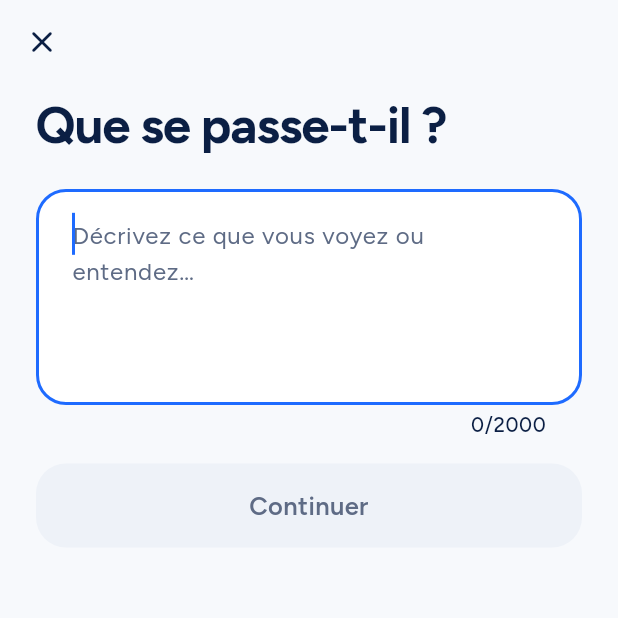
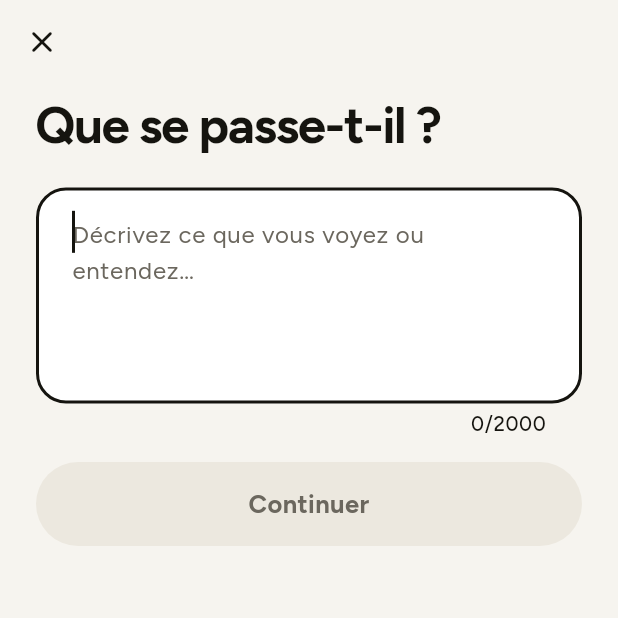
Before and after one commit to tanouch24/nalvium_app, a Flutter app: the screen it shows after launch, after a tap on "Décrire", on a phone screen of 412 x 824 dp, the top half of it. Run offline on Flutter 3.47's test engine with Material 3 defaults, Android fonts, the phone set to English and light mode, and no system bars; our stand-ins replace camera, flutter_riverpod, go_router, image_picker, shared_preferences, video_player.

Commit message:
Design premium : encre, blanc cassé, cuivre ; navigation à 3 onglets + Scanner
- Nouveaux tokens (fond #F6F4EF, encre #15140F, accent cuivre), titres plus
  affirmés, boutons en pilule, logotype « nalvium ».
- Navigation : Accueil · Ma maison · Historique, bouton Scanner noir à droite.
- L'ancien onglet Dépannage devient « Besoin d'un artisan ? » dans l'Historique.

Co-Authored-By: Claude Opus 5.5 <noreply@anthropic.com>

```diff
--- a/app/lib/core/router/app_router.dart
+++ b/app/lib/core/router/app_router.dart
@@ -49,7 +49,7 @@ GoRouter buildRouter({
         ),
         StatefulShellBranch(
           routes: [
-            GoRoute(path: '/repair', builder: (_, _) => const RepairScreen()),
+            GoRoute(path: '/history', builder: (_, _) => const HistoryScreen()),
           ],
         ),
       ],
@@ -174,8 +174,8 @@ GoRouter buildRouter({
       pageBuilder: (_, state) => nalviumPage(state, RequestDetailScreen(requestId: state.pathParameters['id']!)),
     ),
     GoRoute(
-      path: '/history',
-      pageBuilder: (_, state) => nalviumPage(state, const HistoryScreen()),
+      path: '/repair',
+      pageBuilder: (_, state) => nalviumPage(state, const RepairScreen()),
     ),
     GoRoute(
       path: '/settings',
--- a/app/lib/core/theme/nalvium_colors.dart
+++ b/app/lib/core/theme/nalvium_colors.dart
@@ -1,32 +1,38 @@
 import 'package:flutter/material.dart';
 
-/// Tokens de couleur Nalvium. Bleu = action, marine = texte, rouge = danger réel uniquement.
+/// Tokens de couleur Nalvium (direction premium, octobre 2026).
+/// Blanc cassé + encre = calme et lisible ; cuivre = UNE seule couleur d'accent ; rouge = danger réel uniquement.
 abstract final class NalviumColors {
-  static const background = Color(0xFFF7F9FC);
+  static const background = Color(0xFFF6F4EF);
   static const surface = Color(0xFFFFFFFF);
-  static const surfaceSubtle = Color(0xFFEEF2F8);
+  static const surfaceSubtle = Color(0xFFECE8DF);
 
-  static const primary = Color(0xFF1E6BFF);
-  static const primaryPressed = Color(0xFF1657D6);
-  static const primarySoft = Color(0xFFE8F0FF);
+  /// Action principale : encre (boutons pleins, bouton Scanner).
+  static const primary = Color(0xFF15140F);
+  static const primaryPressed = Color(0xFF34322B);
+  static const primarySoft = Color(0xFFECE8DF);
 
-  /// Texte bleu sur fond doux (contraste ≥ 4.5:1).
-  static const primaryText = Color(0xFF1553CC);
+  /// Texte d'action sur fond clair ou doux (liens, « Continuer ») : cuivre foncé (contraste ≥ 4.5:1).
+  static const primaryText = Color(0xFF9A3F14);
 
-  static const textPrimary = Color(0xFF0B1F44);
-  static const textSecondary = Color(0xFF4F5E78);
-  static const textMuted = Color(0xFF5E6B85);
-  static const borderSubtle = Color(0xFFE3E9F2);
+  /// Accent cuivre : un geste fort par écran au plus. Texte blanc lisible dessus (≥ 4.5:1).
+  static const accent = Color(0xFFB0561F);
+  static const accentSoft = Color(0xFFFBE9DF);
 
-  static const success = Color(0xFF0F7048);
-  static const successSoft = Color(0xFFE6F5EE);
-  static const warning = Color(0xFF8F5200);
-  static const warningSoft = Color(0xFFFFF1DB);
-  static const danger = Color(0xFFD6342C);
+  static const textPrimary = Color(0xFF15140F);
+  static const textSecondary = Color(0xFF5B574E);
+  static const textMuted = Color(0xFF6B675E);
+  static const borderSubtle = Color(0xFFE4DFD4);
+
+  static const success = Color(0xFF2F6B3A);
+  static const successSoft = Color(0xFFE3EFE3);
+  static const warning = Color(0xFF8A5A00);
+  static const warningSoft = Color(0xFFF6EED8);
+  static const danger = Color(0xFFC8372D);
 
   /// Texte rouge sur fonds clairs (contraste ≥ 4.5:1) ; `danger` reste pour les aplats/icônes.
-  static const dangerText = Color(0xFFB8261F);
-  static const dangerPressed = Color(0xFFB92A23);
-  static const dangerSoft = Color(0xFFFDECEA);
-  static const dangerBackground = Color(0xFFFFF7F6);
+  static const dangerText = Color(0xFFA82A21);
+  static const dangerPressed = Color(0xFFA82D24);
+  static const dangerSoft = Color(0xFFFBE8E5);
+  static const dangerBackground = Color(0xFFFDF5F3);
 }
--- a/app/lib/core/theme/nalvium_typography.dart
+++ b/app/lib/core/theme/nalvium_typography.dart
@@ -9,25 +9,25 @@ abstract final class NalviumText {
   static const display = TextStyle(
     fontFamily: family,
     fontSize: 34,
-    height: 1.12,
-    fontWeight: FontWeight.w700,
-    letterSpacing: -0.8,
+    height: 1.1,
+    fontWeight: FontWeight.w800,
+    letterSpacing: -1.0,
     color: NalviumColors.textPrimary,
   );
   static const titleLarge = TextStyle(
     fontFamily: family,
     fontSize: 27,
-    height: 1.2,
-    fontWeight: FontWeight.w700,
-    letterSpacing: -0.4,
+    height: 1.18,
+    fontWeight: FontWeight.w800,
+    letterSpacing: -0.6,
     color: NalviumColors.textPrimary,
   );
   static const title = TextStyle(
     fontFamily: family,
     fontSize: 20,
     height: 1.3,
-    fontWeight: FontWeight.w600,
-    letterSpacing: -0.1,
+    fontWeight: FontWeight.w700,
+    letterSpacing: -0.3,
     color: NalviumColors.textPrimary,
   );
   static const bodyLarge = TextStyle(
@@ -55,14 +55,15 @@ abstract final class NalviumText {
     fontFamily: family,
     fontSize: 17,
     height: 1.2,
-    fontWeight: FontWeight.w600,
+    fontWeight: FontWeight.w700,
   );
+  /// Logotype « nalvium » en minuscules, encre.
   static const wordmark = TextStyle(
     fontFamily: family,
-    fontSize: 17,
+    fontSize: 23,
     height: 1.2,
-    fontWeight: FontWeight.w700,
-    letterSpacing: 3,
-    color: NalviumColors.primary,
+    fontWeight: FontWeight.w800,
+    letterSpacing: -0.6,
+    color: NalviumColors.textPrimary,
   );
 }
--- a/app/lib/core/widgets/buttons.dart
+++ b/app/lib/core/widgets/buttons.dart
@@ -142,8 +142,8 @@ class _Button extends StatelessWidget {
           color: enabled
               ? bg
               : (filled ? NalviumColors.surfaceSubtle : NalviumColors.surface),
-          shape: RoundedRectangleBorder(
-            borderRadius: BorderRadius.circular(Corner.medium),
+          // Boutons en pilule : signature visuelle premium.
+          shape: StadiumBorder(
             side: filled
                 ? BorderSide.none
                 : BorderSide(
--- a/app/lib/features/help/repair_screen.dart
+++ b/app/lib/features/help/repair_screen.dart
@@ -12,7 +12,7 @@ import '../../services/providers.dart';
 import '../history/session_labels.dart';
 import 'request_labels.dart';
 
-/// Dépannage : un seul point d'entrée, puis uniquement les VRAIES demandes de l'utilisateur.
+/// Artisans (ouvert depuis l'Historique) : un seul point d'entrée, puis uniquement les VRAIES demandes de l'utilisateur.
 class RepairScreen extends ConsumerWidget {
   const RepairScreen({super.key});
 
@@ -22,8 +22,6 @@ class RepairScreen extends ConsumerWidget {
     final requests = ref.watch(requestsProvider);
     return Scaffold(
       appBar: AppBar(
-        automaticallyImplyLeading: false,
-        titleSpacing: Space.gutter,
         title: Text(l10n.repairTitle, style: NalviumText.titleLarge),
         toolbarHeight: 72,
       ),
--- a/app/lib/features/home/home_screen.dart
+++ b/app/lib/features/home/home_screen.dart
@@ -39,34 +39,27 @@ class HomeScreen extends ConsumerWidget {
                   Row(
                     children: [
                       Text(
-                        l10n.appName,
+                        l10n.appName.toLowerCase(),
                         style: NalviumText.wordmark,
                         textScaler: TextScaler.noScaling,
                       ),
                       const Spacer(),
-                      IconButton(
-                        key: const Key('open-history'),
-                        tooltip: l10n.history,
-                        icon: const Icon(Icons.history_rounded),
-                        iconSize: 26,
-                        color: NalviumColors.textPrimary,
-                        constraints: const BoxConstraints(
-                          minWidth: 48,
-                          minHeight: 48,
-                        ),
-                        onPressed: () => context.push('/history'),
-                      ),
-                      IconButton(
+                      Material(
+                        color: NalviumColors.surface,
+                        shape: const CircleBorder(),
+                        clipBehavior: Clip.antiAlias,
+                        child: IconButton(
                           key: const Key('open-settings'),
                           tooltip: l10n.settings,
                           icon: const Icon(Icons.settings_outlined),
-                        iconSize: 26,
+                          iconSize: 22,
                           color: NalviumColors.textPrimary,
                           constraints: const BoxConstraints(
                             minWidth: 48,
                             minHeight: 48,
                           ),
                           onPressed: () => context.push('/settings'),
+                        ),
                       ),
                     ],
                   ),
--- a/app/lib/features/shell/app_shell.dart
+++ b/app/lib/features/shell/app_shell.dart
@@ -4,19 +4,21 @@ import 'package:flutter_riverpod/flutter_riverpod.dart';
 import 'package:go_router/go_router.dart';
 
 import '../../core/theme/nalvium_colors.dart';
+import '../../core/theme/nalvium_spacing.dart';
 import '../../core/theme/nalvium_typography.dart';
 import '../../core/widgets/motion.dart';
 import '../../l10n/app_localizations.dart';
 import '../capture/capture_flow.dart';
 
-/// Accueil | Maison | [CAMÉRA] | Dépannage | Communauté
-/// Le bouton central est une ACTION (pas un onglet) : il ouvre directement la caméra.
+/// Accueil | Ma maison | Historique, et le bouton Scanner (noir, à droite, en relief).
+/// Scanner est une ACTION (pas un onglet) : il ouvre directement la caméra.
 class AppShell extends ConsumerWidget {
   const AppShell({super.key, required this.navigationShell});
   final StatefulNavigationShell navigationShell;
 
   static const _barHeight = 64.0;
-  static const _lift = 20.0;
+  static const _lift = 22.0;
+  static const _scanSize = 64.0;
 
   @override
   Widget build(BuildContext context, WidgetRef ref) {
@@ -42,11 +44,8 @@ class AppShell extends ConsumerWidget {
 
     return Scaffold(
       body: navigationShell,
-      bottomNavigationBar: Column(
-        mainAxisSize: MainAxisSize.min,
-        children: [
-          MediaQuery.withClampedTextScaling(
-            maxScaleFactor: 1.0, // libellés de navigation à taille fixe (5 destinations sur 360 dp)
+      bottomNavigationBar: MediaQuery.withClampedTextScaling(
+        maxScaleFactor: 1.0, // libellés de navigation à taille fixe
         child: SafeArea(
           top: false,
           child: SizedBox(
@@ -81,35 +80,31 @@ class AppShell extends ConsumerWidget {
                           l10n.navHouse,
                           const Key('nav-house'),
                         ),
-                            const Expanded(child: SizedBox.shrink()),
                         item(
                           2,
-                              Icons.build_circle_outlined,
-                              Icons.build_circle_rounded,
-                              l10n.navRepair,
-                              const Key('nav-repair'),
+                          Icons.history_rounded,
+                          Icons.history_rounded,
+                          l10n.navHistory,
+                          const Key('nav-history'),
                         ),
+                        const SizedBox(width: _scanSize + 2 * Space.x4),
                       ],
                     ),
                   ),
                 ),
                 Positioned(
                   top: 0,
-                      left: 0,
-                      right: 0,
-                      child: Center(
-                        child: _CameraButton(
+                  right: Space.x4,
+                  child: _ScanButton(
                     label: l10n.navCamera,
+                    size: _scanSize,
                     onTap: () => startPhotoCapture(context, ref),
-                        ),
                   ),
                 ),
               ],
             ),
           ),
         ),
-          ),
-        ],
       ),
     );
   }
@@ -131,8 +126,8 @@ class _NavItem extends StatelessWidget {
   @override
   Widget build(BuildContext context) {
     final color = selected
-        ? NalviumColors.primaryText
-        : NalviumColors.textSecondary;
+        ? NalviumColors.textPrimary
+        : NalviumColors.textMuted;
     return Semantics(
       button: true,
       selected: selected,
@@ -179,9 +174,14 @@ class _NavItem extends StatelessWidget {
   }
 }
 
-class _CameraButton extends StatelessWidget {
-  const _CameraButton({required this.label, required this.onTap});
+class _ScanButton extends StatelessWidget {
+  const _ScanButton({
+    required this.label,
+    required this.size,
+    required this.onTap,
+  });
   final String label;
+  final double size;
   final VoidCallback onTap;
 
   @override
@@ -191,12 +191,11 @@ class _CameraButton extends StatelessWidget {
     child: DecoratedBox(
       decoration: BoxDecoration(
         shape: BoxShape.circle,
-        border: Border.all(color: NalviumColors.surface, width: 4),
         boxShadow: [
           BoxShadow(
             color: NalviumColors.primary.withValues(alpha: 0.28),
-            blurRadius: 16,
-            offset: const Offset(0, 6),
+            blurRadius: 20,
+            offset: const Offset(0, 8),
           ),
         ],
       ),
@@ -215,13 +214,13 @@ class _CameraButton extends StatelessWidget {
                 ? NalviumColors.primaryPressed
                 : null,
           ),
-          child: const SizedBox(
-            width: 62,
-            height: 62,
-            child: Icon(
-              Icons.photo_camera_rounded,
+          child: SizedBox(
+            width: size,
+            height: size,
+            child: const Icon(
+              Icons.add_rounded,
               color: Colors.white,
-              size: 29,
+              size: 32,
             ),
           ),
         ),
--- a/app/lib/l10n/app_localizations.dart
+++ b/app/lib/l10n/app_localizations.dart
@@ -109,7 +109,7 @@ abstract class AppLocalizations {
   /// No description provided for @navHouse.
   ///
   /// In fr, this message translates to:
-  /// **'Maison'**
+  /// **'Ma maison'**
   String get navHouse;
 
   /// No description provided for @navRepair.
@@ -118,10 +118,16 @@ abstract class AppLocalizations {
   /// **'Dépannage'**
   String get navRepair;
 
+  /// No description provided for @navHistory.
+  ///
+  /// In fr, this message translates to:
+  /// **'Historique'**
+  String get navHistory;
+
   /// No description provided for @navCamera.
   ///
   /// In fr, this message translates to:
-  /// **'Caméra'**
+  /// **'Scanner un problème'**
   String get navCamera;
 
   /// No description provided for @history.
@@ -2649,6 +2655,24 @@ abstract class AppLocalizations {
   /// In fr, this message translates to:
   /// **'Je prépare la suite…'**
   String get preparingNext;
+
+  /// No description provided for @historyRepairTitle.
+  ///
+  /// In fr, this message translates to:
+  /// **'Besoin d\'un artisan ?'**
+  String get historyRepairTitle;
+
+  /// No description provided for @historyRepairBody.
+  ///
+  /// In fr, this message translates to:
+  /// **'Tes demandes d\'intervention et l\'aide d\'un professionnel.'**
+  String get historyRepairBody;
+
+  /// No description provided for @historySessions.
+  ///
+  /// In fr, this message translates to:
+  /// **'Tes diagnostics'**
+  String get historySessions;
 }
 
 class _AppLocalizationsDelegate
```
Also changed, not shown: app/lib/features/history/history_screen.dart (+78 -23 lines), app/lib/l10n/app_fr.arb (+7 -3 lines), app/lib/l10n/app_localizations_fr.dart (+15 -2 lines), 7 other files. Lines whose indentation alone changed are shown as unchanged.
